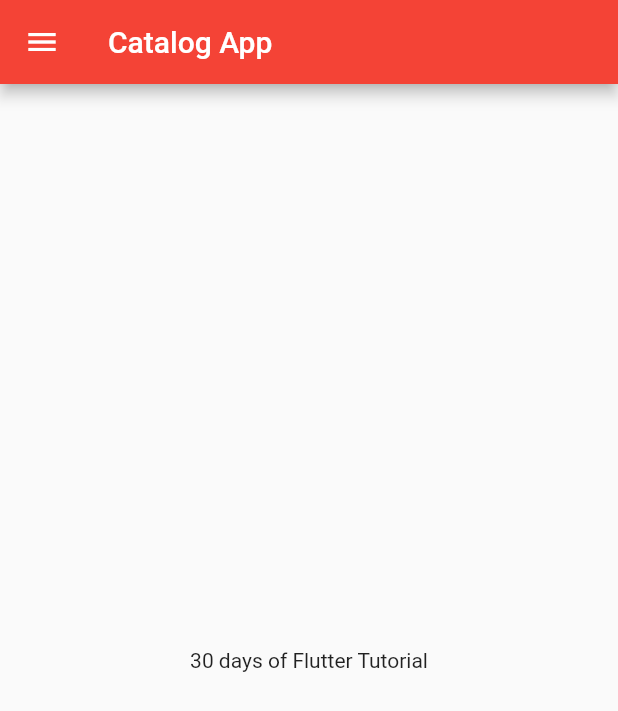
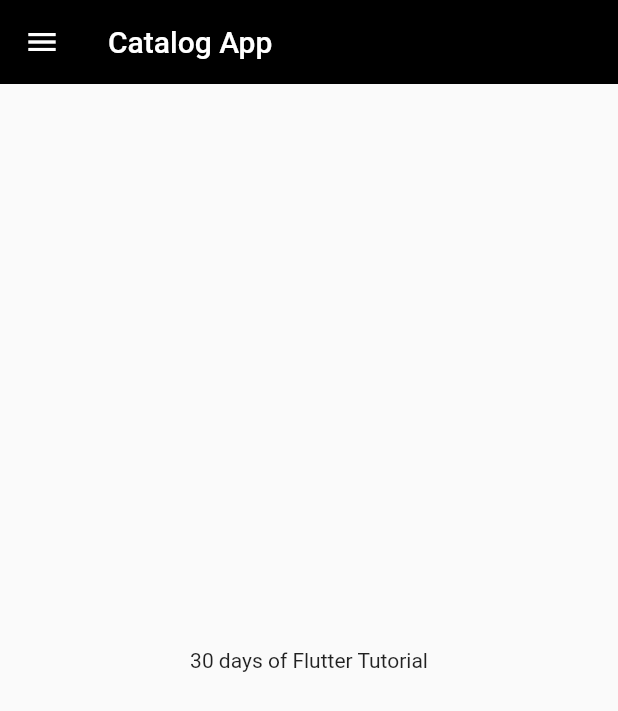
Before and after one commit to rahul-aggarwal000005/Flutter-Catalog, a Flutter app: the screen it shows after launch, on a phone screen of 412 x 824 dp. Shown: the top 711 px of the screen. Run offline on Flutter 3.47's test engine with Material 2 defaults, Android fonts, the phone set to English and light mode, and no system bars.

Commit message:
customized app theme and modularized the code for theme.

```diff
--- a/lib/main.dart
+++ b/lib/main.dart
@@ -2,6 +2,7 @@ import 'package:flutter/material.dart';
 import 'package:flutter_catalog/pages/home_page.dart';
 import 'package:flutter_catalog/pages/login_page.dart';
 import 'package:flutter_catalog/utils/routes.dart';
+import 'package:flutter_catalog/widgets/theme.dart';
 
 void main() {
   runApp(const MyApp());
@@ -14,10 +15,7 @@ class MyApp extends StatelessWidget {
   Widget build(BuildContext context) {
     return MaterialApp(
         title: "Flutter Catalog",
-        themeMode: ThemeMode.dark,
-        darkTheme: ThemeData(
-          primarySwatch: Colors.red,
-        ),
+        theme: MyTheme.lightTheme(context),
         initialRoute: "/",
         routes: {
           "/": (context) => const HomePage(),
--- /dev/null
+++ b/lib/widgets/theme.dart
@@ -0,0 +1,12 @@
+import 'package:flutter/material.dart';
+
+class MyTheme {
+  static ThemeData lightTheme(BuildContext context) {
+    return ThemeData(
+      appBarTheme: AppBarTheme(
+        backgroundColor: Colors.black,
+        elevation: 0.0,
+      ),
+    );
+  }
+}
```
